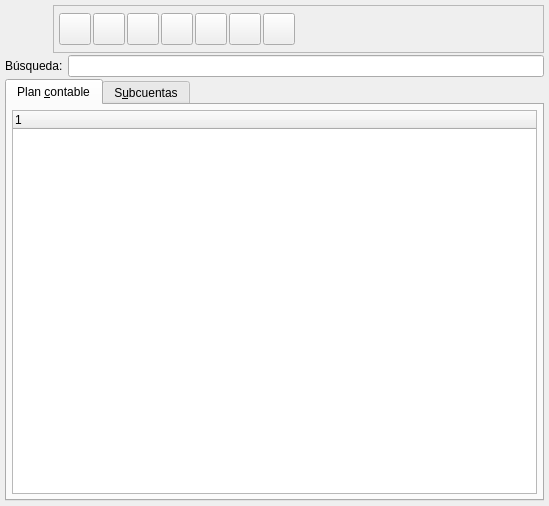
eboladev/Bulmages-1, file bulmages/bulmacont/src/contabilidad/listcuentasbase.ui: the form before one commit.
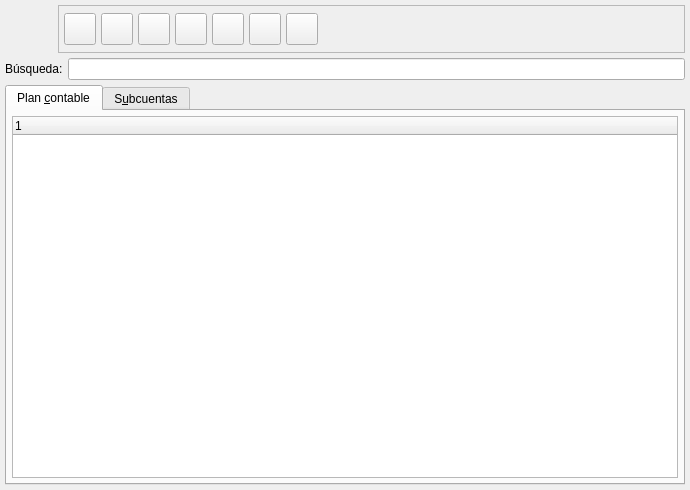
The form after the commit. Icons and pictures are not drawn.

What changed in the file:
```diff
--- a/bulmages/bulmacont/src/contabilidad/listcuentasbase.ui
+++ b/bulmages/bulmacont/src/contabilidad/listcuentasbase.ui
@@ -7,8 +7,8 @@
    <rect>
     <x>0</x>
     <y>0</y>
-    <width>549</width>
-    <height>506</height>
+    <width>690</width>
+    <height>490</height>
    </rect>
   </property>
   <property name="windowTitle" >
@@ -25,7 +25,7 @@
     <number>5</number>
    </property>
    <property name="spacing" >
-    <number>2</number>
+    <number>5</number>
    </property>
    <item>
     <layout class="QHBoxLayout" >
@@ -33,7 +33,7 @@
       <number>0</number>
      </property>
      <property name="spacing" >
-      <number>0</number>
+      <number>5</number>
      </property>
      <item>
       <widget class="QLabel" name="pixmapLabel1" >
@@ -90,7 +90,7 @@
          <number>5</number>
         </property>
         <property name="spacing" >
-         <number>2</number>
+         <number>5</number>
         </property>
         <item>
          <widget class="QToolButton" name="mui_crear" >
```
